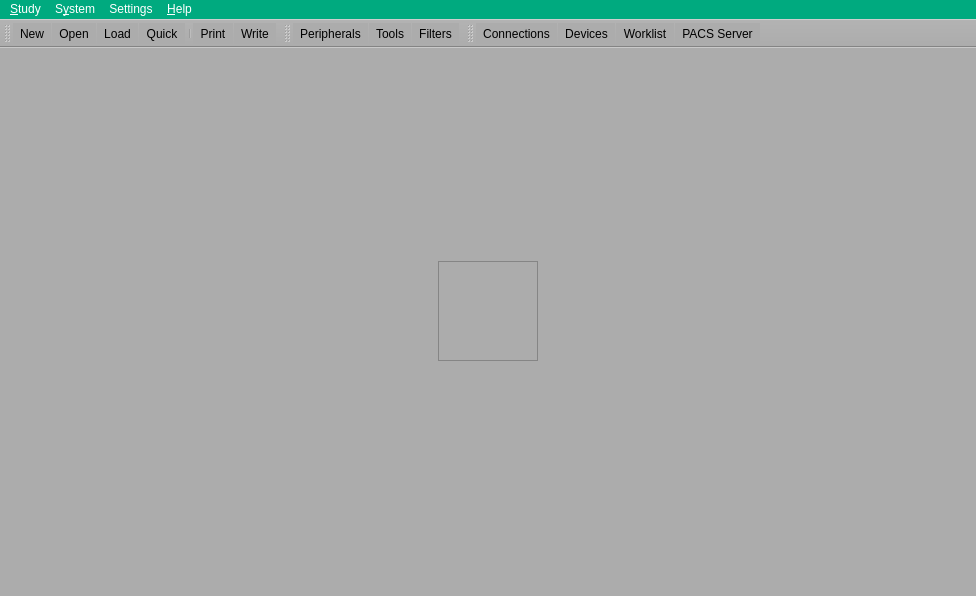
The window that launch/mainwindow.ui (altaybrusan/ibex) describes before a commit, drawn with Qt 5.
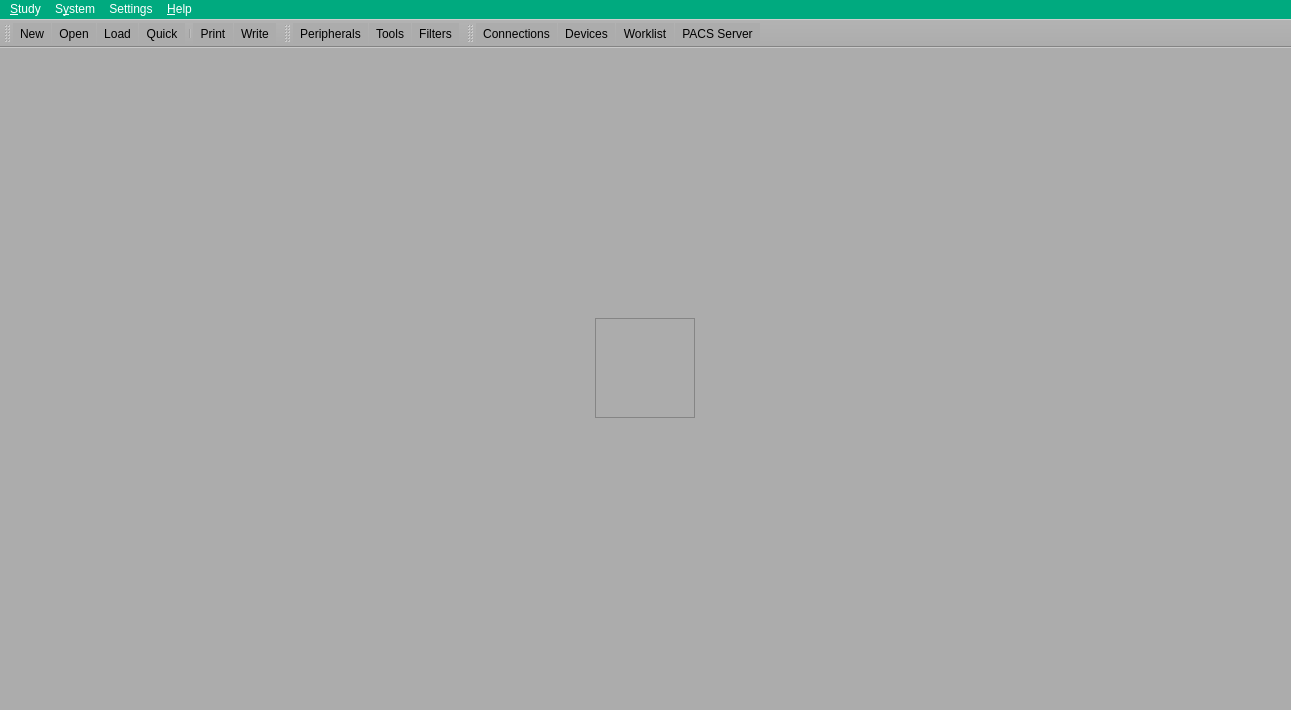
The same window after the commit. Icons and pictures are not drawn.

Diff of the .ui file:
```diff
--- a/launch/mainwindow.ui
+++ b/launch/mainwindow.ui
@@ -6,8 +6,8 @@
    <rect>
     <x>0</x>
     <y>0</y>
-    <width>976</width>
-    <height>596</height>
+    <width>1291</width>
+    <height>710</height>
    </rect>
   </property>
   <property name="windowTitle">
@@ -96,8 +96,8 @@
     <rect>
      <x>0</x>
      <y>0</y>
-     <width>976</width>
-     <height>18</height>
+     <width>1291</width>
+     <height>26</height>
     </rect>
    </property>
    <property name="styleSheet">
```
